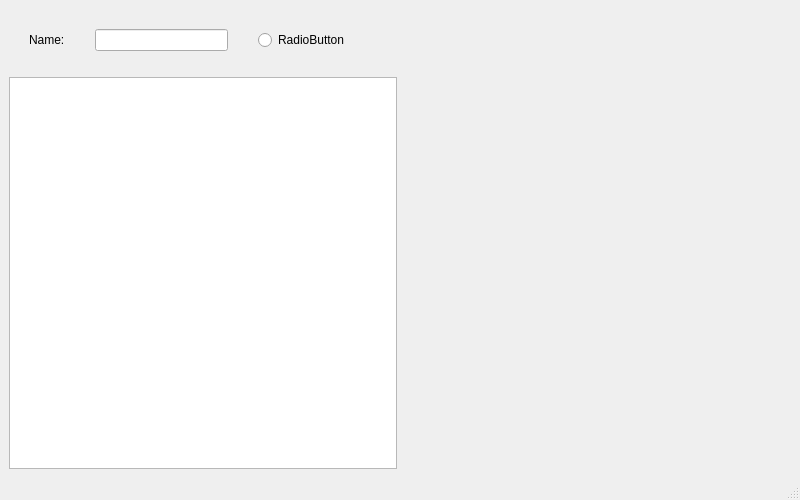
This is mainwindow.ui in cshdedonder/names-viz as Qt 5 draws it before an edit. The edited form follows.
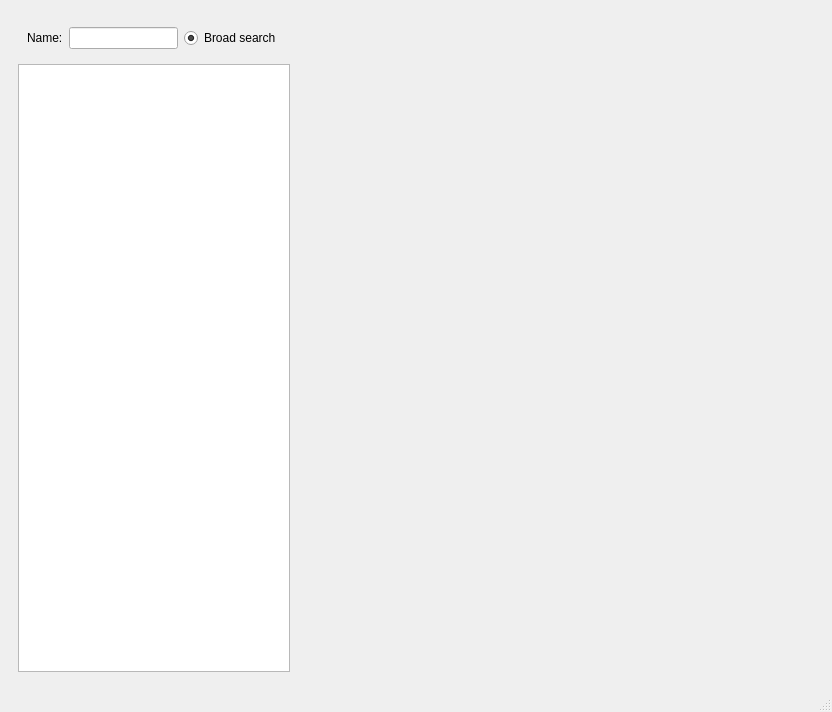
This is the edited form. Custom widgets are drawn as their Qt base class.

Commit message: Finalised preliminary UI

The edit to the form file:
```diff
--- a/mainwindow.ui
+++ b/mainwindow.ui
@@ -6,113 +6,87 @@
    <rect>
     <x>0</x>
     <y>0</y>
-    <width>800</width>
-    <height>500</height>
+    <width>832</width>
+    <height>712</height>
    </rect>
   </property>
   <property name="windowTitle">
-   <string>MainWindow</string>
+   <string>Belgian First Name Statistics Visualisation Tool</string>
   </property>
   <widget class="QWidget" name="centralwidget">
    <layout class="QHBoxLayout" name="horizontalLayout_3">
     <item>
-     <layout class="QVBoxLayout" name="verticalLayout">
-      <item alignment="Qt::AlignLeft">
-       <widget class="QWidget" name="horizontalWidget" native="true">
-        <property name="sizePolicy">
-         <sizepolicy hsizetype="Expanding" vsizetype="Preferred">
-          <horstretch>0</horstretch>
-          <verstretch>0</verstretch>
-         </sizepolicy>
-        </property>
+     <widget class="QWidget" name="widget_2" native="true">
+      <layout class="QVBoxLayout" name="verticalLayout_2">
+       <item>
+        <widget class="QWidget" name="widget_3" native="true">
         <layout class="QHBoxLayout" name="horizontalLayout">
-         <property name="spacing">
-          <number>30</number>
-         </property>
-         <property name="leftMargin">
-          <number>20</number>
-         </property>
-         <property name="topMargin">
-          <number>20</number>
-         </property>
-         <property name="rightMargin">
-          <number>20</number>
-         </property>
-         <property name="bottomMargin">
-          <number>20</number>
-         </property>
          <item>
           <widget class="QLabel" name="label">
-           <property name="sizePolicy">
-            <sizepolicy hsizetype="Fixed" vsizetype="Fixed">
-             <horstretch>0</horstretch>
-             <verstretch>0</verstretch>
-            </sizepolicy>
-           </property>
            <property name="text">
             <string>Name:</string>
            </property>
           </widget>
          </item>
          <item>
-          <widget class="QLineEdit" name="lineEdit">
-           <property name="sizePolicy">
-            <sizepolicy hsizetype="Fixed" vsizetype="Fixed">
-             <horstretch>0</horstretch>
-             <verstretch>0</verstretch>
-            </sizepolicy>
-           </property>
-           <property name="minimumSize">
-            <size>
-             <width>133</width>
-             <height>0</height>
-            </size>
-           </property>
-          </widget>
+           <widget class="QLineEdit" name="nameInput"/>
          </item>
          <item>
           <widget class="QRadioButton" name="radioButton">
-           <property name="sizePolicy">
-            <sizepolicy hsizetype="Fixed" vsizetype="Fixed">
-             <horstretch>0</horstretch>
-             <verstretch>0</verstretch>
-            </sizepolicy>
-           </property>
            <property name="text">
-            <string>RadioButton</string>
-           </property>
+             <string>Broad search</string>
+            </property>
+            <property name="checked">
+             <bool>true</bool>
+            </property>
           </widget>
          </item>
         </layout>
        </widget>
       </item>
       <item>
-       <widget class="QTableView" name="tableView">
+        <widget class="QTableView" name="tableView"/>
+       </item>
+      </layout>
+     </widget>
+    </item>
+    <item>
+     <widget class="QWidget" name="widget" native="true">
+      <layout class="QVBoxLayout" name="verticalLayout">
+       <item>
+        <widget class="AgeGraphWidget" name="graphWidget1" native="true">
         <property name="sizePolicy">
-         <sizepolicy hsizetype="Ignored" vsizetype="Ignored">
+          <sizepolicy hsizetype="Preferred" vsizetype="Preferred">
           <horstretch>0</horstretch>
-          <verstretch>1</verstretch>
-         </sizepolicy>
-        </property>
-        <property name="maximumSize">
+           <verstretch>0</verstretch>
+          </sizepolicy>
+         </property>
+         <property name="minimumSize">
          <size>
-          <width>772</width>
-          <height>16777215</height>
+           <width>500</width>
+           <height>120</height>
          </size>
         </property>
        </widget>
       </item>
-     </layout>
-    </item>
     <item>
-     <layout class="QVBoxLayout" name="verticalLayout_2">
-      <item>
-       <widget class="PlotWidget" name="graphWidget1" native="true"/>
-      </item>
-      <item>
-       <widget class="PlotWidget" name="graphWidget2" native="true"/>
-      </item>
-     </layout>
+        <widget class="AgeRegionGraphWidget" name="graphWidget2" native="true">
+         <property name="sizePolicy">
+          <sizepolicy hsizetype="Preferred" vsizetype="Preferred">
+           <horstretch>0</horstretch>
+           <verstretch>0</verstretch>
+          </sizepolicy>
+         </property>
+         <property name="minimumSize">
+          <size>
+           <width>500</width>
+           <height>120</height>
+          </size>
+         </property>
+        </widget>
+       </item>
+      </layout>
+     </widget>
     </item>
    </layout>
   </widget>
@@ -120,9 +94,15 @@
  </widget>
  <customwidgets>
   <customwidget>
-   <class>PlotWidget</class>
+   <class>AgeGraphWidget</class>
    <extends>QWidget</extends>
-   <header>pyqtgraph</header>
+   <header>graphwidget</header>
+   <container>1</container>
+  </customwidget>
+  <customwidget>
+   <class>AgeRegionGraphWidget</class>
+   <extends>QWidget</extends>
+   <header>graphwidget</header>
    <container>1</container>
   </customwidget>
  </customwidgets>
```
Lines whose indentation alone changed are shown as unchanged. The commit also changes 5 other files.
